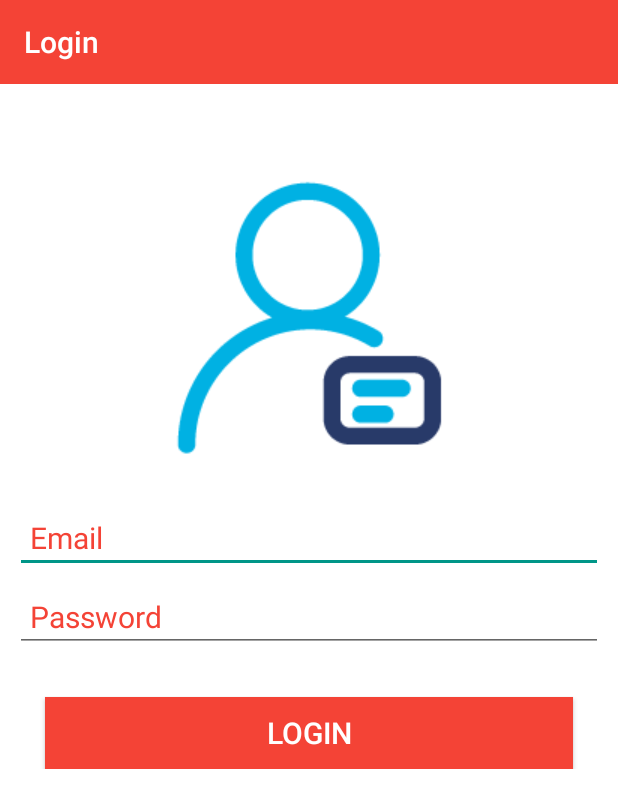
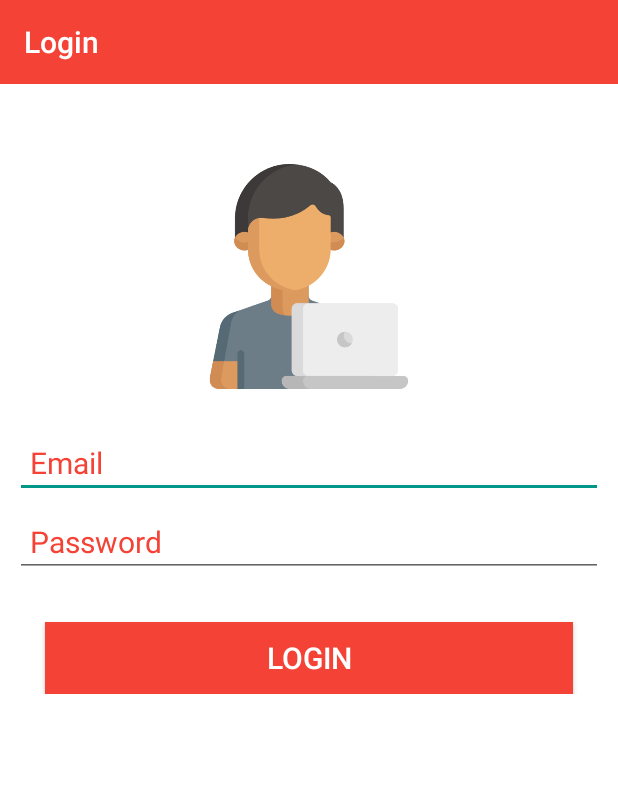
Before and after one commit to Shisrih/AmbulanceTracker, an Android app: the LoginActivity screen opened directly, with no data from a screen before it, on a phone screen of 412 x 824 dp. Shown: the top 808 px of the screen. Run offline under Robolectric (Android 15) with nearby library versions, the phone set to English and light mode, and no system bars; our stand-ins replace AdMob, ButterKnife, Firebase (no records; nobody signed in at launch, a user with empty details on screens opened directly); libraries missing offline, so code that uses them is left out: com.google.ads.mediation; Roboto replaces fonts that are not available here; 2 statements that could not run were skipped.

Commit message:
last commit

```diff
--- a/app/src/main/res/layout/activity_driver_registration.xml
+++ b/app/src/main/res/layout/activity_driver_registration.xml
@@ -86,7 +86,7 @@
             android:layout_width="match_parent"
             android:layout_height="wrap_content"
             android:layout_marginTop="5dp"
-            android:hint="Bus Number"
+            android:hint="Ambulance Number"
             android:inputType="text"
             android:padding="10dp"
             android:textColor="@color/colorPrimary"
--- a/app/src/main/res/layout/activity_login.xml
+++ b/app/src/main/res/layout/activity_login.xml
@@ -28,11 +28,11 @@
 
         <ImageView
             android:id="@+id/imageView2"
-            android:layout_width="wrap_content"
-            android:layout_height="wrap_content"
+            android:layout_width="match_parent"
+            android:layout_height="150dp"
             android:layout_gravity="center"
             android:layout_marginBottom="20dp"
-            android:src="@drawable/login_icon" />
+            android:src="@drawable/user" />
 
         <RadioGroup
             android:id="@+id/radioOption"
@@ -92,5 +92,6 @@
         app:adSize="SMART_BANNER"
         app:adUnitId="@string/ADS_BANNER_UNIT_ID"
         android:id="@+id/adViewLoginActivity"
+        android:visibility="invisible"
         ></com.google.android.gms.ads.AdView>
 </RelativeLayout>
--- a/app/src/main/res/layout/activity_main.xml
+++ b/app/src/main/res/layout/activity_main.xml
@@ -71,7 +71,7 @@
                 android:onClick="login"
                 android:padding="10dp"
                 android:textSize="15sp"
-                android:textColor="#fff"
+                android:textColor="@color/colorPrimaryDark"
                 android:text="Already have an account? Click here"
                 android:gravity="center"
                 android:layout_marginTop="15dp"
--- a/app/src/main/res/layout/activity_user_registration.xml
+++ b/app/src/main/res/layout/activity_user_registration.xml
@@ -8,11 +8,11 @@
     android:orientation="vertical">
 
     <androidx.appcompat.widget.Toolbar
+        android:id="@+id/userToolbar"
         android:layout_width="match_parent"
         android:layout_height="wrap_content"
         android:background="@color/colorPrimary"
         app:titleTextColor="#FFFFFF"
-        android:id="@+id/userToolbar"
 
         ></androidx.appcompat.widget.Toolbar>
 
--- a/app/src/main/res/layout/content_my_navigation.xml
+++ b/app/src/main/res/layout/content_my_navigation.xml
@@ -5,7 +5,6 @@
     android:layout_width="match_parent"
     android:layout_height="match_parent"
     app:layout_behavior="@string/appbar_scrolling_view_behavior"
-    tools:context="com.bustracking.myschool.bustracker.Activities.NavigationActivity"
     tools:showIn="@layout/app_bar_my_navigation">
 
 
@@ -26,6 +25,7 @@
         app:adSize="SMART_BANNER"
         app:adUnitId="@string/ADS_BANNER_UNIT_ID"
         android:id="@+id/adViewNavigation"
+        android:visibility="gone"
         ></com.google.android.gms.ads.AdView>
 
 
--- a/app/src/main/res/values/strings.xml
+++ b/app/src/main/res/values/strings.xml
@@ -1,6 +1,6 @@
 <resources>
     <string name="app_name">Ambulance Tracker</string>
-    <string name="title_activity_my_navigation">School Bus Tracker</string>
+    <string name="title_activity_my_navigation">Ambulance Tracker</string>
 
     <string name="navigation_drawer_open">Open navigation drawer</string>
     <string name="navigation_drawer_close">Close navigation drawer</string>
```
Also changed, not shown: app/src/main/AndroidManifest.xml (+6 -3 lines), app/src/main/res/drawable/login_icon.png (deleted), app/src/main/res/drawable/user.png (added).
